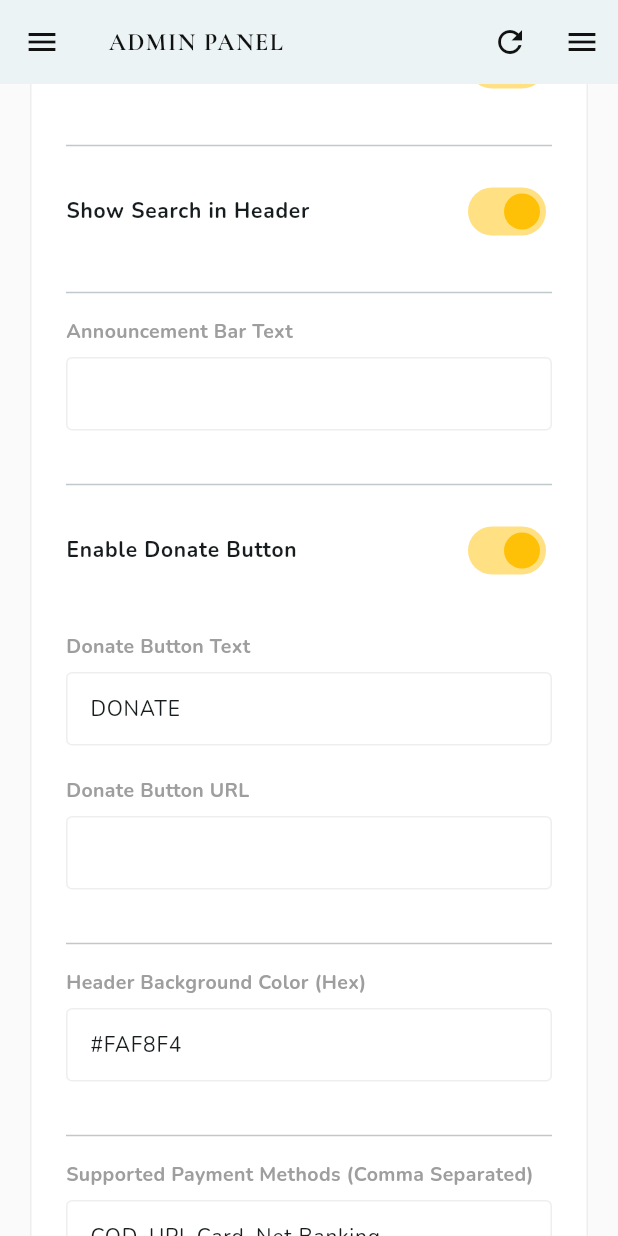
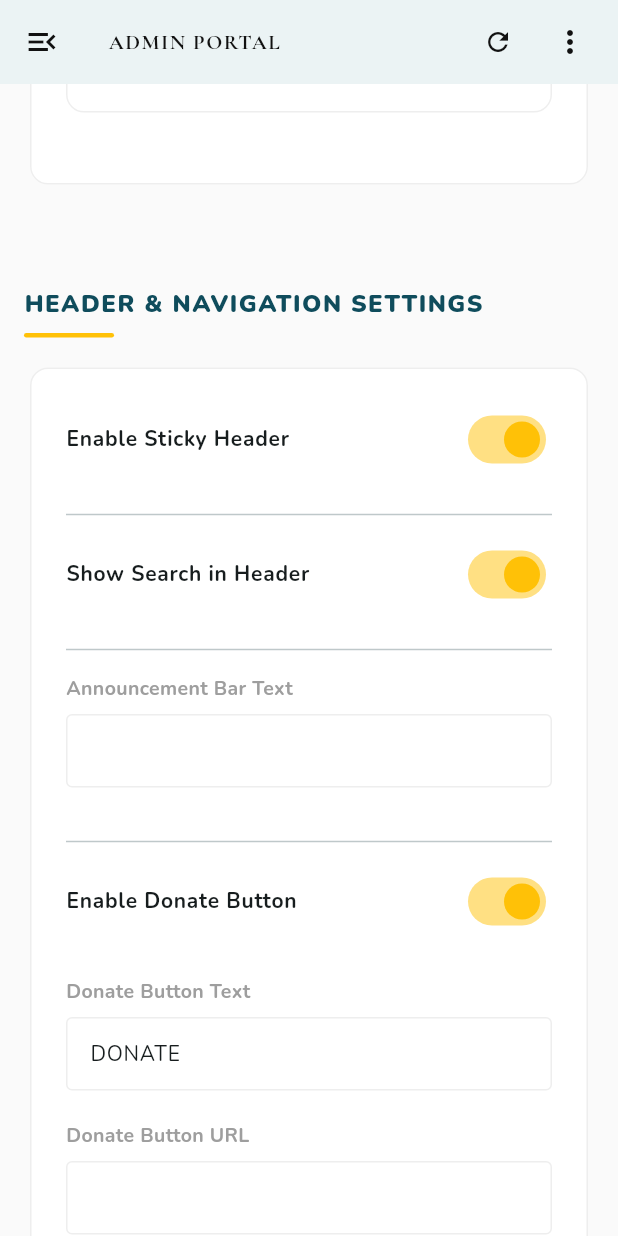
Before and after one commit to rathodhimanshu865-cloud/dada_2, a Flutter app: the AdminDashboard screen opened by its route, scrolled down 576 dp, after a tap on the "refresh" icon, on a phone screen of 412 x 824 dp. Run offline on Flutter 3.47's test engine with Material 3 defaults, Android fonts, the phone set to English and light mode, and no system bars; our stand-ins replace cloud_firestore, file_picker, firebase_auth, firebase_core, firebase_storage, flutter_widget_from_html and 3 more; missing offline and left inert: dart:ui_web, flutter_quill, vsc_quill_delta_to_html; accounts and stored records are empty.

```diff
--- a/lib/models/homepage_model.dart
+++ b/lib/models/homepage_model.dart
@@ -1,4 +1,3 @@
-
 
 class HeaderSettings {
   bool stickyHeaderEnabled;
@@ -10,6 +9,10 @@ class HeaderSettings {
   String headerBackgroundColor;
   List<String> languageOptions;
 
+  // Translations
+  String donateButtonTextHi; String donateButtonTextGu;
+  String announcementBarTextHi; String announcementBarTextGu;
+
   HeaderSettings({
     this.stickyHeaderEnabled = true,
     this.searchVisibility = true,
@@ -19,7 +22,12 @@ class HeaderSettings {
     this.announcementBarText = '',
     this.headerBackgroundColor = '#FAF8F4',
     this.languageOptions = const ['English', 'Gujarati', 'Hindi'],
+    this.donateButtonTextHi = '', this.donateButtonTextGu = '',
+    this.announcementBarTextHi = '', this.announcementBarTextGu = '',
   });
+
+  String localizedDonateButtonText(String lang) => lang == 'hi' && donateButtonTextHi.isNotEmpty ? donateButtonTextHi : lang == 'gu' && donateButtonTextGu.isNotEmpty ? donateButtonTextGu : donateButtonText;
+  String localizedAnnouncementBarText(String lang) => lang == 'hi' && announcementBarTextHi.isNotEmpty ? announcementBarTextHi : lang == 'gu' && announcementBarTextGu.isNotEmpty ? announcementBarTextGu : announcementBarText;
 
   Map<String, dynamic> toMap() => {
     'stickyHeaderEnabled': stickyHeaderEnabled,
@@ -30,6 +38,8 @@ class HeaderSettings {
     'announcementBarText': announcementBarText,
     'headerBackgroundColor': headerBackgroundColor,
     'languageOptions': languageOptions,
+    'donateButtonText_hi': donateButtonTextHi, 'donateButtonText_gu': donateButtonTextGu,
+    'announcementBarText_hi': announcementBarTextHi, 'announcementBarText_gu': announcementBarTextGu,
   };
 
   factory HeaderSettings.fromMap(Map<String, dynamic> map) => HeaderSettings(
@@ -41,6 +51,8 @@ class HeaderSettings {
     announcementBarText: map['announcementBarText'] ?? '',
     headerBackgroundColor: map['headerBackgroundColor'] ?? '#FAF8F4',
     languageOptions: List<String>.from(map['languageOptions'] ?? ['English', 'Gujarati', 'Hindi']),
+    donateButtonTextHi: map['donateButtonText_hi'] ?? '', donateButtonTextGu: map['donateButtonText_gu'] ?? '',
+    announcementBarTextHi: map['announcementBarText_hi'] ?? '', announcementBarTextGu: map['announcementBarText_gu'] ?? '',
   );
 }
 
@@ -50,18 +62,25 @@ class WebsiteSettings {
   HeaderSettings headerSettings;
   List<String> supportedPaymentMethods;
 
+  // Translations
+  String nameHi; String nameGu;
+
   WebsiteSettings({
     this.name = '',
     this.logoUrl = '',
     HeaderSettings? headerSettings,
     this.supportedPaymentMethods = const ['COD', 'UPI', 'Card', 'Net Banking'],
+    this.nameHi = '', this.nameGu = '',
   }) : headerSettings = headerSettings ?? HeaderSettings();
+
+  String localizedName(String lang) => lang == 'hi' && nameHi.isNotEmpty ? nameHi : lang == 'gu' && nameGu.isNotEmpty ? nameGu : name;
 
   Map<String, dynamic> toMap() => {
         'name': name,
         'logoUrl': logoUrl,
         'headerSettings': headerSettings.toMap(),
         'supportedPaymentMethods': supportedPaymentMethods,
+        'name_hi': nameHi, 'name_gu': nameGu,
       };
 
   factory WebsiteSettings.fromMap(Map<String, dynamic> map) => WebsiteSettings(
@@ -71,6 +90,7 @@ class WebsiteSettings {
           ? HeaderSettings.fromMap(map['headerSettings'])
           : HeaderSettings(),
         supportedPaymentMethods: List<String>.from(map['supportedPaymentMethods'] ?? ['COD', 'UPI', 'Card', 'Net Banking']),
+        nameHi: map['name_hi'] ?? '', nameGu: map['name_gu'] ?? '',
       );
 }
 
@@ -145,7 +165,6 @@ class HeroSection {
   Map<String, dynamic> toMap() => {'slides': slides.map((e) => e.toMap()).toList()};
 
   factory HeroSection.fromMap(Map<String, dynamic> map) {
-    // Migration logic: Check for 'slides' first, then fallback to 'bannerUrls'
     if (map['slides'] != null) {
       return HeroSection(
         slides: (map['slides'] as List).map((e) => HeroSlide.fromMap(e)).toList(),
@@ -309,8 +328,6 @@ class HomepageData {
     news: (map['news'] as List? ?? []).map((e) => NewsItem.fromMap(e)).toList(),
   );
 }
-
-// ... Rest of existing models enhanced ...
 
 class UpcomingKatha {
   String kathaNumber;
--- a/lib/views/admin/admin_dashboard.dart
+++ b/lib/views/admin/admin_dashboard.dart
@@ -1,6 +1,7 @@
 import 'package:file_picker/file_picker.dart';
 import 'package:flutter/material.dart';
 import 'package:provider/provider.dart';
+import 'package:flutter/foundation.dart';
 import '../../controllers/homepage_controller.dart';
 import '../../models/homepage_model.dart';
 import 'order_management_view.dart';
@@ -14,6 +15,7 @@ class AdminDashboard extends StatefulWidget {
 
 class _AdminDashboardState extends State<AdminDashboard> {
   int currentMenuIndex = 0;
+  bool _isSidebarVisible = true;
 
   @override
   Widget build(BuildContext context) {
@@ -23,37 +25,62 @@ class _AdminDashboardState extends State<AdminDashboard> {
       return const Scaffold(body: Center(child: CircularProgressIndicator()));
     }
 
+    bool isMobile = MediaQuery.of(context).size.width <= 900;
+
     return Scaffold(
       appBar: AppBar(
-        title: const Text('ADMIN PANEL', style: TextStyle(fontSize: 16, fontWeight: FontWeight.bold)),
+        title: const Text('ADMIN PORTAL', style: TextStyle(fontSize: 14, fontWeight: FontWeight.bold, letterSpacing: 1)),
         centerTitle: false,
+        leading: IconButton(
+          icon: Icon(_isSidebarVisible ? Icons.menu_open : Icons.menu),
+          onPressed: () {
+            if (isMobile) {
+              Scaffold.of(context).openDrawer();
+            } else {
+              setState(() => _isSidebarVisible = !_isSidebarVisible);
+            }
+          },
+        ),
         actions: [
-          if (MediaQuery.of(context).size.width > 600)
+          if (MediaQuery.of(context).size.width > 700)
             Padding(
               padding: const EdgeInsets.symmetric(vertical: 8),
               child: ElevatedButton.icon(
                 onPressed: controller.translateAndPublish,
-                icon: const Icon(Icons.auto_awesome, size: 16),
-                label: const Text('PUBLISH ALL', style: TextStyle(fontSize: 12)),
+                icon: const Icon(Icons.auto_awesome, size: 14),
+                label: const Text('PUBLISH ALL', style: TextStyle(fontSize: 11, fontWeight: FontWeight.bold)),
                 style: ElevatedButton.styleFrom(
                   backgroundColor: Colors.amber,
                   foregroundColor: Colors.black,
-                  padding: const EdgeInsets.symmetric(horizontal: 12),
+                  elevation: 0,
+                  padding: const EdgeInsets.symmetric(horizontal: 16),
+                  shape: RoundedRectangleBorder(borderRadius: BorderRadius.circular(8)),
                 ),
               ),
             ),
-          IconButton(onPressed: controller.loadData, icon: const Icon(Icons.refresh)),
-          if (MediaQuery.of(context).size.width <= 600)
+          const SizedBox(width: 8),
           IconButton(
-              icon: const Icon(Icons.menu),
-              onPressed: () => Scaffold.of(context).openDrawer(),
+            tooltip: 'Refresh Data',
+            onPressed: controller.loadData,
+            icon: const Icon(Icons.refresh, size: 20)
           ),
+          if (MediaQuery.of(context).size.width <= 700)
+            PopupMenuButton<String>(
+              icon: const Icon(Icons.more_vert),
+              onSelected: (v) {
+                if (v == 'publish') controller.translateAndPublish();
+              },
+              itemBuilder: (context) => [
+                const PopupMenuItem(value: 'publish', child: Text('Publish All Changes')),
               ],
             ),
-      drawer: MediaQuery.of(context).size.width <= 900 ? Drawer(child: _buildSidebar()) : null,
+          const SizedBox(width: 8),
+        ],
+      ),
+      drawer: isMobile ? Drawer(child: _buildSidebar(isMobile)) : null,
       body: Row(
         children: [
-          if (MediaQuery.of(context).size.width > 900) _buildSidebar(),
+          if (!isMobile && _isSidebarVisible) _buildSidebar(isMobile),
           Expanded(
             child: Container(
               color: Colors.grey.shade50,
@@ -65,7 +92,7 @@ class _AdminDashboardState extends State<AdminDashboard> {
     );
   }
 
-  Widget _buildSidebar() {
+  Widget _buildSidebar(bool isMobile) {
     final menus = [
       {'title': 'General Settings', 'icon': Icons.settings},
       {'title': 'Hero Slider', 'icon': Icons.burst_mode},
@@ -92,7 +119,13 @@ class _AdminDashboardState extends State<AdminDashboard> {
           leading: Icon(menus[i]['icon'] as IconData, color: currentMenuIndex == i ? Colors.amber : Colors.white60),
           title: Text(menus[i]['title'] as String, style: TextStyle(color: currentMenuIndex == i ? Colors.white : Colors.white70, fontWeight: currentMenuIndex == i ? FontWeight.bold : FontWeight.normal)),
           selected: currentMenuIndex == i,
-          onTap: () => setState(() => currentMenuIndex = i),
+          onTap: () {
+            setState(() {
+              currentMenuIndex = i;
+              if (!isMobile) _isSidebarVisible = false; // Hide sidebar when section selected
+            });
+            if (isMobile) Navigator.pop(context);
+          },
         ),
       ),
     );
@@ -120,12 +153,17 @@ class _AdminDashboardState extends State<AdminDashboard> {
 
   Widget _sectionHeader(String title) {
     return Padding(
-      padding: const EdgeInsets.only(top: 40, bottom: 20),
+      padding: const EdgeInsets.only(top: 32, bottom: 16),
       child: Column(
         crossAxisAlignment: CrossAxisAlignment.start,
         children: [
-          Text(title, style: const TextStyle(fontSize: 18, fontWeight: FontWeight.bold, letterSpacing: 1.2)),
-          const Divider(thickness: 2, color: Colors.black),
+          Text(
+            title,
+            style: const TextStyle(fontSize: 16, fontWeight: FontWeight.w900, letterSpacing: 1.0, color: Color(0xFF0F4C5C)),
+            softWrap: true,
+          ),
+          const SizedBox(height: 8),
+          Container(height: 3, width: 60, decoration: BoxDecoration(color: Colors.amber, borderRadius: BorderRadius.circular(2))),
         ],
       ),
     );
@@ -164,31 +202,109 @@ class _AdminDashboardState extends State<AdminDashboard> {
         onChanged: onChanged,
         activeColor: Colors.amber,
         contentPadding: EdgeInsets.zero,
+        dense: true,
       ),
     );
   }
 
   Widget _buildImageField(String label, String currentUrl, Function(String) onUploaded) {
+    final TextEditingController linkController = TextEditingController(text: currentUrl);
+
+    return LayoutBuilder(
+      builder: (context, constraints) {
+        bool useVertical = constraints.maxWidth < 600;
+
+        Widget imageWidget = currentUrl.isNotEmpty
+          ? Image.network(
+              currentUrl,
+              width: 100,
+              height: 100,
+              fit: BoxFit.cover,
+              errorBuilder: (context, error, stackTrace) => Container(
+                width: 100,
+                height: 100,
+                color: Colors.grey.shade100,
+                child: const Icon(Icons.broken_image_outlined, color: Colors.grey, size: 32),
+              ),
+            )
+          : Container(
+              width: 100,
+              height: 100,
+              color: Colors.grey.shade100,
+              child: const Icon(Icons.image_outlined, color: Colors.grey, size: 32),
+            );
+
         return Card(
-      margin: const EdgeInsets.only(bottom: 20),
+          margin: const EdgeInsets.only(bottom: 24),
+          elevation: 0,
+          shape: RoundedRectangleBorder(borderRadius: BorderRadius.circular(12), side: BorderSide(color: Colors.grey.shade200)),
           child: Padding(
-        padding: const EdgeInsets.all(16),
-        child: Row(
+            padding: const EdgeInsets.all(20),
+            child: Column(
+              crossAxisAlignment: CrossAxisAlignment.start,
               children: [
-            if (currentUrl.isNotEmpty) Image.network(currentUrl, width: 60, height: 60, fit: BoxFit.cover),
-            const SizedBox(width: 16),
-            Expanded(child: Text(label, style: const TextStyle(fontWeight: FontWeight.bold))),
-            ElevatedButton(
+                Text(label, style: const TextStyle(fontWeight: FontWeight.bold, fontSize: 14, color: Color(0xFF0F4C5C))),
+                const SizedBox(height: 16),
+                if (useVertical) ...[
+                  Center(child: ClipRRect(borderRadius: BorderRadius.circular(12), child: imageWidget)),
+                  const SizedBox(height: 20),
+                ],
+                Row(
+                  crossAxisAlignment: CrossAxisAlignment.start,
+                  children: [
+                    if (!useVertical) ...[
+                      ClipRRect(borderRadius: BorderRadius.circular(12), child: imageWidget),
+                      const SizedBox(width: 24),
+                    ],
+                    Expanded(
+                      child: Column(
+                        crossAxisAlignment: CrossAxisAlignment.start,
+                        children: [
+                          const Text('Paste Image URL', style: TextStyle(fontSize: 12, fontWeight: FontWeight.bold, color: Colors.grey)),
+                          const SizedBox(height: 8),
+                          TextField(
+                            controller: linkController,
+                            onChanged: onUploaded,
+                            decoration: InputDecoration(
+                              hintText: 'https://example.com/image.jpg',
+                              isDense: true,
+                              border: OutlineInputBorder(borderRadius: BorderRadius.circular(8)),
+                            ),
+                          ),
+                          const SizedBox(height: 16),
+                          const Text('OR Upload from PC', style: TextStyle(fontSize: 12, fontWeight: FontWeight.bold, color: Colors.grey)),
+                          const SizedBox(height: 8),
+                          ElevatedButton.icon(
                             onPressed: () async {
                               final url = await Provider.of<HomePageController>(context, listen: false).uploadPhotoFromFile();
                               if (url != null) onUploaded(url);
                             },
-              child: const Text('Upload'),
+                            icon: const Icon(Icons.computer, size: 18),
+                            label: const Text('SELECT FROM PC'),
+                            style: ElevatedButton.styleFrom(
+                              backgroundColor: Colors.grey.shade100,
+                              foregroundColor: Colors.black87,
+                              padding: const EdgeInsets.symmetric(horizontal: 20, vertical: 12),
+                            ),
+                          ),
+                        ],
+                      ),
+                    ),
+                  ],
                 ),
               ],
             ),
           ),
         );
+      }
+    );
+  }
+
+  EdgeInsets _responsivePadding(BuildContext context) {
+    double width = MediaQuery.of(context).size.width;
+    if (width < 600) return const EdgeInsets.all(16);
+    if (width < 1200) return const EdgeInsets.all(24);
+    return const EdgeInsets.all(40);
   }
 
   Widget _generalSettingsView(HomePageController controller) {
@@ -278,7 +394,7 @@ class _AdminDashboardState extends State<AdminDashboard> {
 
   Widget _heroSliderView(HomePageController controller) {
     return ListView(
-      padding: const EdgeInsets.fromLTRB(40, 40, 40, 100),
+      padding: _responsivePadding(context).add(const EdgeInsets.only(bottom: 100)),
       children: [
         _sectionHeader('HOMEPAGE HERO SLIDER'),
         ...controller.heroSection.slides.asMap().entries.map((entry) {
@@ -309,7 +425,7 @@ class _AdminDashboardState extends State<AdminDashboard> {
   Widget _biographyView(HomePageController controller) {
     final b = controller.aboutDadaPage;
     return ListView(
-      padding: const EdgeInsets.fromLTRB(40, 40, 40, 100),
+      padding: _responsivePadding(context).add(const EdgeInsets.only(bottom: 100)),
       children: [
         _sectionHeader('BIOGRAPHY PAGE CONTENT'),
         _buildField('Hero Title', b.heroTitle, (v) => b.heroTitle = v),
@@ -370,7 +486,7 @@ class _AdminDashboardState extends State<AdminDashboard> {
 
   Widget _singleKathaPageView(KathaAboutPageData k) {
     return ListView(
-      padding: const EdgeInsets.all(40),
+      padding: _responsivePadding(context),
       children: [
         _buildField('Hero Badge', k.heroBadge, (v) => k.heroBadge = v),
         _buildField('Hero Title', k.heroTitle, (v) => k.heroTitle = v),
@@ -385,7 +501,7 @@ class _AdminDashboardState extends State<AdminDashboard> {
 
   Widget _upcomingKathasView(HomePageController controller) {
     return ListView(
-      padding: const EdgeInsets.fromLTRB(40, 40, 40, 100),
+      padding: _responsivePadding(context).add(const EdgeInsets.only(bottom: 100)),
       children: [
         _sectionHeader('UPCOMING KATHAS'),
         ...controller.upcomingKathas.asMap().entries.map((entry) {
@@ -417,7 +533,7 @@ class _AdminDashboardState extends State<AdminDashboard> {
 
   Widget _newsView(HomePageController controller) {
     return ListView(
-      padding: const EdgeInsets.fromLTRB(40, 40, 40, 100),
+      padding: _responsivePadding(context).add(const EdgeInsets.only(bottom: 100)),
       children: [
         _sectionHeader('LATEST NEWS'),
         ...controller.homepageData.news.asMap().entries.map((entry) => Card(
@@ -435,7 +551,7 @@ class _AdminDashboardState extends State<AdminDashboard> {
 
   Widget _kathaListView(HomePageController controller) {
     return ListView(
-      padding: const EdgeInsets.fromLTRB(40, 40, 40, 100),
+      padding: _responsivePadding(context).add(const EdgeInsets.only(bottom: 100)),
       children: [
         _sectionHeader('FULL KATHA ARCHIVE'),
         ...controller.allKathas.asMap().entries.map((entry) => Card(
@@ -453,7 +569,7 @@ class _AdminDashboardState extends State<AdminDashboard> {
 
   Widget _photoGalleryView(HomePageController controller) {
     return ListView(
-      padding: const EdgeInsets.fromLTRB(40, 40, 40, 100),
+      padding: _responsivePadding(context).add(const EdgeInsets.only(bottom: 100)),
       children: [
         _sectionHeader('PHOTO GALLERY UPLOAD'),
         ElevatedButton.icon(
@@ -483,7 +599,7 @@ class _AdminDashboardState extends State<AdminDashboard> {
 
   Widget _stotraView(HomePageController controller) {
     return ListView(
-      padding: const EdgeInsets.fromLTRB(40, 40, 40, 100),
+      padding: _responsivePadding(context).add(const EdgeInsets.only(bottom: 100)),
       children: [
         _sectionHeader('STOTRA / BHAJAN'),
         ...controller.stotraSection.items.asMap().entries.map((entry) => Card(
--- a/lib/views/user_side/sections/user_footer.dart
+++ b/lib/views/user_side/sections/user_footer.dart
@@ -113,7 +113,7 @@ class UserFooter extends StatelessWidget {
                           crossAxisAlignment: CrossAxisAlignment.start,
                           children: [
                             Text(
-                              controller.websiteSettings.name.toUpperCase(),
+                              controller.websiteSettings.localizedName(lang).toUpperCase(),
                               maxLines: 2,
                               overflow: TextOverflow.ellipsis,
                               style: const TextStyle(color: Colors.white, fontSize: 24, fontWeight: FontWeight.w900, letterSpacing: 2, fontFamily: 'serif'),
--- a/lib/views/user_side/sections/user_header.dart
+++ b/lib/views/user_side/sections/user_header.dart
@@ -108,6 +108,7 @@ class _UserHeaderState extends State<UserHeader>
         _scrollOffset > 50 &&
         settings.stickyHeaderEnabled;
     final String currentRoute = ModalRoute.of(context)?.settings.name ?? '/';
+    final lang = Provider.of<LanguageController>(context).locale.languageCode;
     final l10n = AppLocalizations.of(context)!;
 
     final double headerHeight = isSticky ? 75 : 95;
@@ -139,7 +140,7 @@ class _UserHeaderState extends State<UserHeader>
           if (settings.announcementBarText.isNotEmpty &&
               !isSticky &&
               !widget.productPage)
-            _buildAnnouncementBar(settings.announcementBarText),
+            _buildAnnouncementBar(settings.localizedAnnouncementBarText(lang)),
 
           Material(
             color: Colors.transparent,
@@ -174,7 +175,7 @@ class _UserHeaderState extends State<UserHeader>
                     ),
                     child: Row(
                       children: [
-                        _buildBranding(logoSize, isSticky, navTextColor),
+                        _buildBranding(logoSize, isSticky, navTextColor, lang),
                         const Spacer(),
                         if (!isMobile) ...[
                           Flexible(
@@ -198,6 +199,7 @@ class _UserHeaderState extends State<UserHeader>
                               isSticky,
                               settings,
                               navTextColor,
+                              lang,
                             ),
                           ),
                         ] else ...[
@@ -212,6 +214,7 @@ class _UserHeaderState extends State<UserHeader>
                               l10n,
                               currentRoute,
                               activeNavColor,
+                              lang,
                             ),
                           ),
                         ],
@@ -232,6 +235,7 @@ class _UserHeaderState extends State<UserHeader>
     AppLocalizations l10n,
     String currentRoute,
     Color activeColor,
+    String lang,
   ) {
     showModalBottomSheet(
       context: context,
@@ -495,11 +499,11 @@ class _UserHeaderState extends State<UserHeader>
     );
   }
 
-  Widget _buildBranding(double logoSize, bool isSticky, Color textColor) {
-    return _buildLogo(logoSize, isSticky);
+  Widget _buildBranding(double logoSize, bool isSticky, Color textColor, String lang) {
+    return _buildLogo(logoSize, isSticky, lang);
   }
 
-  Widget _buildLogo(double size, bool isSticky) {
+  Widget _buildLogo(double size, bool isSticky, String lang) {
     return GestureDetector(
       onTap: _handleLogoTap,
       child: Hero(
@@ -535,8 +539,8 @@ class _UserHeaderState extends State<UserHeader>
             child: widget.controller.websiteSettings.logoUrl.isEmpty
                 ? Center(
                     child: Text(
-                      widget.controller.websiteSettings.name.isNotEmpty
-                        ? widget.controller.websiteSettings.name[0].toUpperCase()
+                      widget.controller.websiteSettings.localizedName(lang).isNotEmpty
+                        ? widget.controller.websiteSettings.localizedName(lang)[0].toUpperCase()
                         : "D",
                       style: TextStyle(color: templeGold, fontWeight: FontWeight.bold, fontSize: size * 0.4),
                     ),
@@ -751,6 +755,7 @@ class _UserHeaderState extends State<UserHeader>
     bool isSticky,
     HeaderSettings settings,
     Color textColor,
+    String lang,
   ) {
     return Row(
       mainAxisSize: MainAxisSize.min,
@@ -766,7 +771,7 @@ class _UserHeaderState extends State<UserHeader>
         ],
         if (settings.donateButtonEnabled) ...[
           const SizedBox(width: 15),
-          _buildDonateButton(settings),
+          _buildDonateButton(settings, lang),
         ],
       ],
     );
@@ -994,7 +999,7 @@ class _UserHeaderState extends State<UserHeader>
     );
   }
 
-  Widget _buildDonateButton(HeaderSettings settings) {
+  Widget _buildDonateButton(HeaderSettings settings, String lang) {
     return ElevatedButton(
       onPressed: () {
         if (settings.donateButtonUrl.isNotEmpty) {
@@ -1009,7 +1014,7 @@ class _UserHeaderState extends State<UserHeader>
         shape: RoundedRectangleBorder(borderRadius: BorderRadius.circular(30)),
       ),
       child: Text(
-        settings.donateButtonText.toUpperCase(),
+        settings.localizedDonateButtonText(lang).toUpperCase(),
         style: AppTypography.bodyStyle(
           context,
           fontWeight: FontWeight.w900,
--- a/pubspec.yaml
+++ b/pubspec.yaml
@@ -28,9 +28,9 @@ dependencies:
   google_fonts: ^8.2.0
   http: ^1.2.0
   flutter_widget_from_html: ^0.17.2
-  flutter_quill: any
-  vsc_quill_delta_to_html: any
-  flutter_quill_delta_from_html: any
+  flutter_quill: ^11.1.0
+  vsc_quill_delta_to_html: ^1.0.5
+  flutter_quill_delta_from_html: ^1.0.0
   razorpay_flutter: ^1.3.7
   cloud_functions: ^6.3.5
 
```
Also changed, not shown: lib/controllers/homepage_controller.dart (+22 -0 lines). Lines whose indentation alone changed are shown as unchanged.
